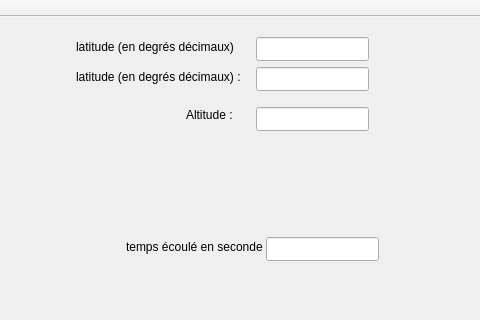
Above: mainwindow.ui from LeGarsQuiAPritLePsuedoMirageTuPeuxRendr/telemetrie-marathon-fr before the change; both pictures show x 704 to 1184 and y 0 to 320 of the 1184 by 631 pixel window. Below: the same form after it.
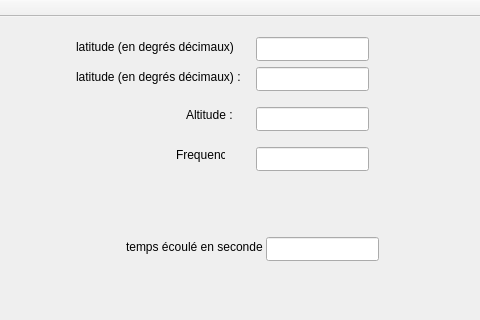
That is the form after the change.

Commit message: Frequence Cardiaque

Patch:
```diff
--- a/mainwindow.ui
+++ b/mainwindow.ui
@@ -210,6 +210,29 @@
      <string>Altitude :</string>
     </property>
    </widget>
+   <widget class="QLineEdit" name="lineEdit_FC">
+    <property name="geometry">
+     <rect>
+      <x>960</x>
+      <y>130</y>
+      <width>113</width>
+      <height>24</height>
+     </rect>
+    </property>
+   </widget>
+   <widget class="QLabel" name="label_6">
+    <property name="geometry">
+     <rect>
+      <x>880</x>
+      <y>130</y>
+      <width>49</width>
+      <height>16</height>
+     </rect>
+    </property>
+    <property name="text">
+     <string>Frequence</string>
+    </property>
+   </widget>
   </widget>
   <widget class="QMenuBar" name="menuBar">
    <property name="geometry">
```
The commit also changes 1 other file.
